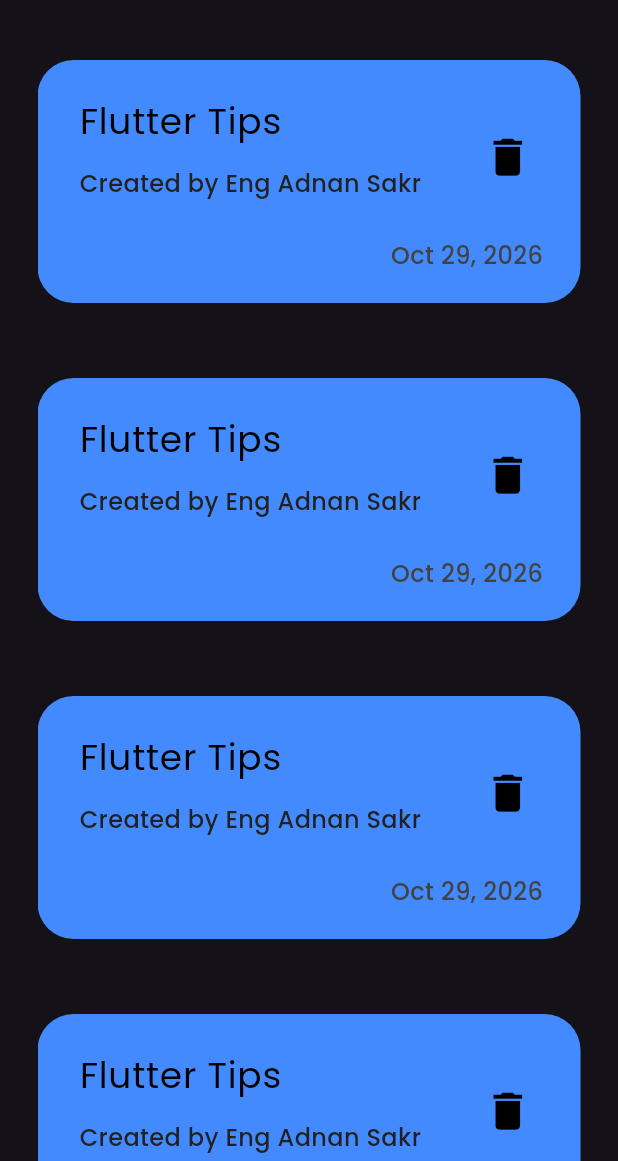
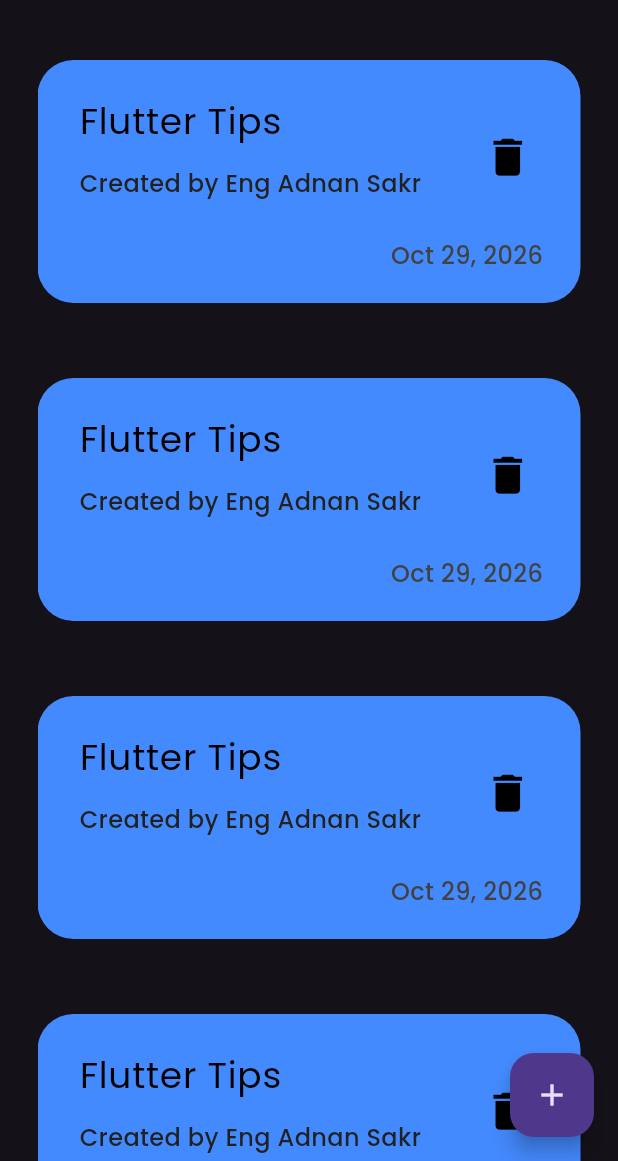
Before and after one commit to adnansakr593-beep/Notes-App, a Flutter app: the screen it shows after launch, on a phone screen of 412 x 824 dp, the part 75-1236 px from its top. Run offline on Flutter 3.47's test engine with Material 3 defaults, Android fonts, the phone set to English and light mode, and no system bars; our stand-ins replace google_fonts.

Commit message:
add FloatingActionButton

```diff
--- a/lib/pages/home_page.dart
+++ b/lib/pages/home_page.dart
@@ -6,8 +6,11 @@ class HomePage extends StatelessWidget {
 
   @override
   Widget build(BuildContext context) {
-    return Scaffold
-    (
+    return Scaffold(
+      floatingActionButton: FloatingActionButton(
+        onPressed: () {},
+        child: Icon(Icons.add),
+      ),
       body: CustomView(),
     );
   }
--- a/lib/widgets/custom_view.dart
+++ b/lib/widgets/custom_view.dart
@@ -1,6 +1,6 @@
 import 'package:flutter/material.dart';
 import 'package:notes_app/widgets/custom_app_bar..dart';
-import 'package:notes_app/widgets/custom_card.dart';
+//import 'package:notes_app/widgets/custom_card.dart';
 import 'package:notes_app/widgets/notes_list_view.dart';
 
 class CustomView extends StatelessWidget {
```
